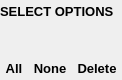
First picture: the form in src/schrodinger/sketcher/ui/select_options_widget.ui, repository schrodinger/sketcher, before the edit.
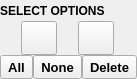
Second picture: the form after the edit. Icons and pictures are not drawn. Custom widgets are drawn as their Qt base class.

Commit message: SKETCH-1544. Move stylesheet specifications out into sketcher_css_style.h

Patch:
```diff
--- a/src/schrodinger/sketcher/ui/select_options_widget.ui
+++ b/src/schrodinger/sketcher/ui/select_options_widget.ui
@@ -6,8 +6,8 @@
    <rect>
     <x>0</x>
     <y>0</y>
-    <width>104</width>
-    <height>80</height>
+    <width>125</width>
+    <height>79</height>
    </rect>
   </property>
   <property name="sizePolicy">
@@ -39,7 +39,7 @@
     <widget class="QLabel" name="title_lbl">
      <property name="font">
       <font>
-       <pointsize>10</pointsize>
+       <pointsize>9</pointsize>
        <weight>75</weight>
        <bold>true</bold>
       </font>
@@ -65,9 +65,6 @@
          <height>34</height>
         </size>
        </property>
-       <property name="styleSheet">
-        <string notr="true">QToolButton { border : none; }</string>
-       </property>
        <property name="text">
         <string/>
        </property>
@@ -99,9 +96,6 @@
        <property name="toolTip">
         <string>Rotate and translate structure</string>
        </property>
-       <property name="styleSheet">
-        <string notr="true">QToolButton { border : none; }</string>
-       </property>
        <property name="text">
         <string/>
        </property>
@@ -149,15 +143,6 @@
        <property name="toolTip">
         <string>Select all</string>
        </property>
-       <property name="styleSheet">
-        <string notr="true">QToolButton {
-border : none;
-}
-QToolButton:hover {
-color: #5b8aa8;
-background-color: transparent;
-}</string>
-       </property>
        <property name="text">
         <string>All</string>
        </property>
@@ -181,15 +166,6 @@
        <property name="toolTip">
         <string>Clear selection</string>
        </property>
-       <property name="styleSheet">
-        <string notr="true">QToolButton {
-border : none;
-}
-QToolButton:hover {
-color: #5b8aa8;
-background-color: transparent;
-}</string>
-       </property>
        <property name="text">
         <string>None</string>
        </property>
@@ -213,15 +189,6 @@
        <property name="toolTip">
         <string>Delete selected structure</string>
        </property>
-       <property name="styleSheet">
-        <string notr="true">QToolButton {
-border : none;
-}
-QToolButton:hover {
-color: #5b8aa8;
-background-color: transparent;
-}</string>
-       </property>
        <property name="text">
         <string>Delete</string>
        </property>
```
The commit also changes 14 other files.
